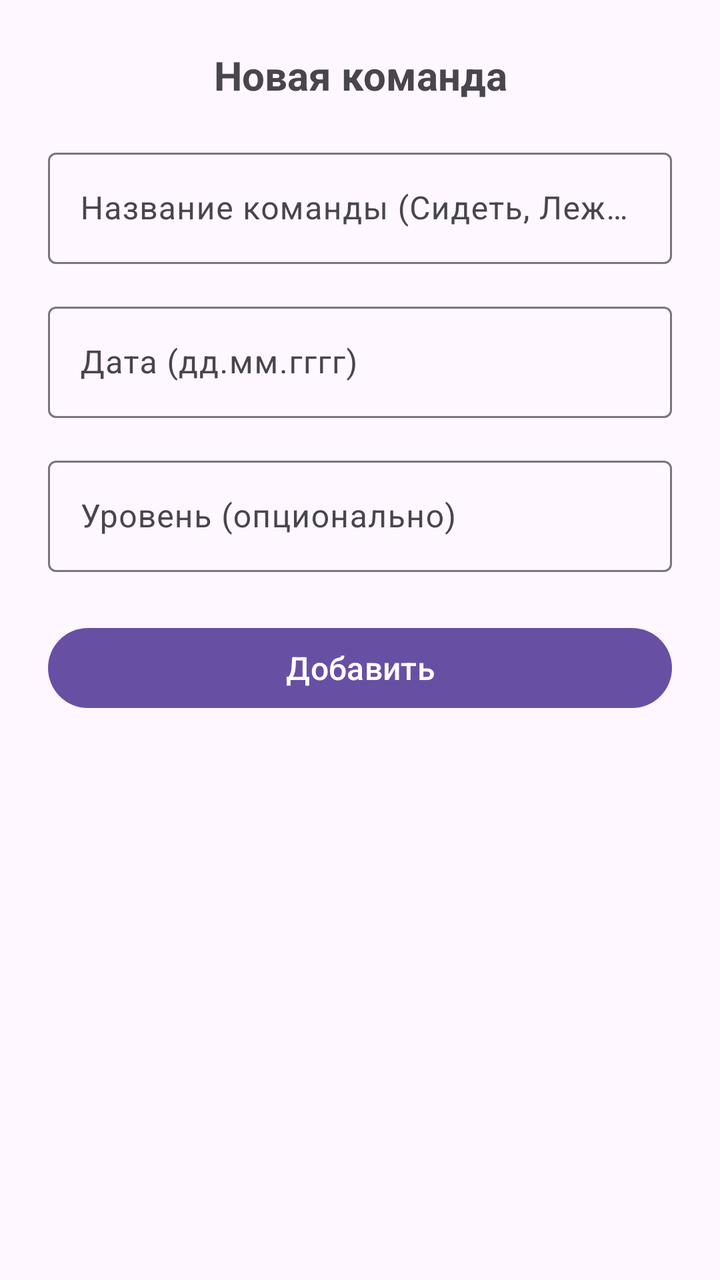
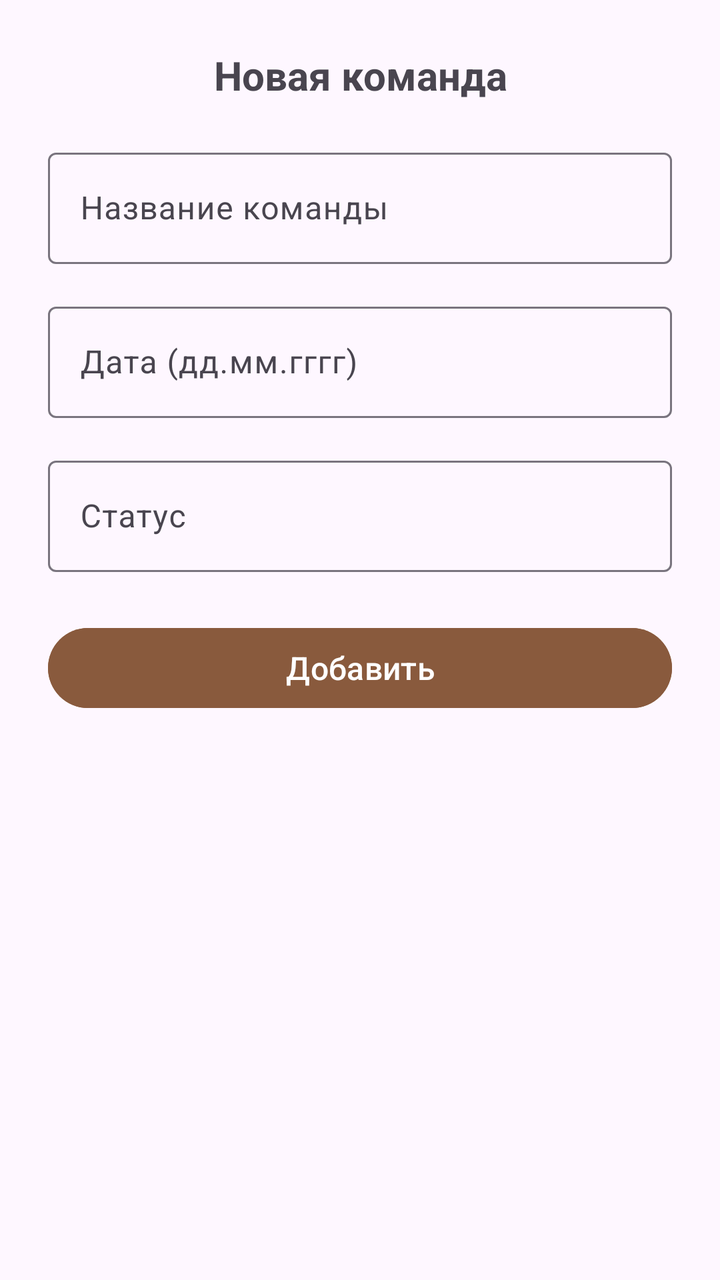

Two renders of the same Android screen: before a commit and after it. Below are the layout's source before the change and the commit's diff.
<!-- AndroidManifest.xml: application theme Theme.MyPet -->
<!-- res/layout/dialog_add_command.xml -->
<?xml version="1.0" encoding="utf-8"?>
<LinearLayout xmlns:android="http://schemas.android.com/apk/res/android"
    android:layout_width="match_parent"
    android:layout_height="wrap_content"
    android:orientation="vertical"
    android:padding="24dp">

    <TextView
        android:layout_width="match_parent"
        android:layout_height="wrap_content"
        android:text="Новая команда"
        android:textSize="20sp"
        android:textStyle="bold"
        android:gravity="center"
        android:layout_marginBottom="20dp" />

    <com.google.android.material.textfield.TextInputLayout
        android:layout_width="match_parent"
        android:layout_height="wrap_content"
        android:layout_marginBottom="16dp">
        <com.google.android.material.textfield.TextInputEditText
            android:id="@+id/etCommandName"
            android:layout_width="match_parent"
            android:layout_height="wrap_content"
            android:hint="Название команды (Сидеть, Лежать...)" />
    </com.google.android.material.textfield.TextInputLayout>

    <com.google.android.material.textfield.TextInputLayout
        android:layout_width="match_parent"
        android:layout_height="wrap_content"
        android:layout_marginBottom="16dp">
        <com.google.android.material.textfield.TextInputEditText
            android:id="@+id/etDate"
            android:layout_width="match_parent"
            android:layout_height="wrap_content"
            android:hint="Дата (дд.мм.гггг)"
            android:inputType="date" />
    </com.google.android.material.textfield.TextInputLayout>

    <com.google.android.material.textfield.TextInputLayout
        android:layout_width="match_parent"
        android:layout_height="wrap_content"
        android:layout_marginBottom="24dp">
        <com.google.android.material.textfield.TextInputEditText
            android:id="@+id/etLevel"
            android:layout_width="match_parent"
            android:layout_height="wrap_content"
            android:hint="Уровень (опционально)" />
    </com.google.android.material.textfield.TextInputLayout>

    <Button
        android:id="@+id/btnSave"
        android:layout_width="match_parent"
        android:layout_height="wrap_content"
        android:text="Добавить"
        android:textSize="16sp" />

</LinearLayout>
<!-- resources referenced by this layout -->
<resources>
  <style name="Theme.MyPet" parent="Base.Theme.MyPet" />
  <style name="Base.Theme.MyPet" parent="Theme.Material3.DayNight.NoActionBar">
          
          
      </style>
</resources>

<!-- the commit's change to res/layout/dialog_add_command.xml (unified diff, before → after) -->
@@ -22,7 +22,7 @@
             android:id="@+id/etCommandName"
             android:layout_width="match_parent"
             android:layout_height="wrap_content"
-            android:hint="Название команды (Сидеть, Лежать...)" />
+            android:hint="Название команды" />
     </com.google.android.material.textfield.TextInputLayout>
 
     <com.google.android.material.textfield.TextInputLayout
@@ -45,13 +45,14 @@
             android:id="@+id/etLevel"
             android:layout_width="match_parent"
             android:layout_height="wrap_content"
-            android:hint="Уровень (опционально)" />
+            android:hint="Статус" />
     </com.google.android.material.textfield.TextInputLayout>
 
     <Button
         android:id="@+id/btnSave"
         android:layout_width="match_parent"
         android:layout_height="wrap_content"
+        android:backgroundTint="@color/brown"
         android:text="Добавить"
         android:textSize="16sp" />
 
<!-- resource entries referenced after the edit -->
@@ -1,5 +1,6 @@
 <!-- resources referenced by this layout -->
 <resources>
+  <color name="brown">#895A3D</color>
   <style name="Theme.MyPet" parent="Base.Theme.MyPet" />
   <style name="Base.Theme.MyPet" parent="Theme.Material3.DayNight.NoActionBar">
           
